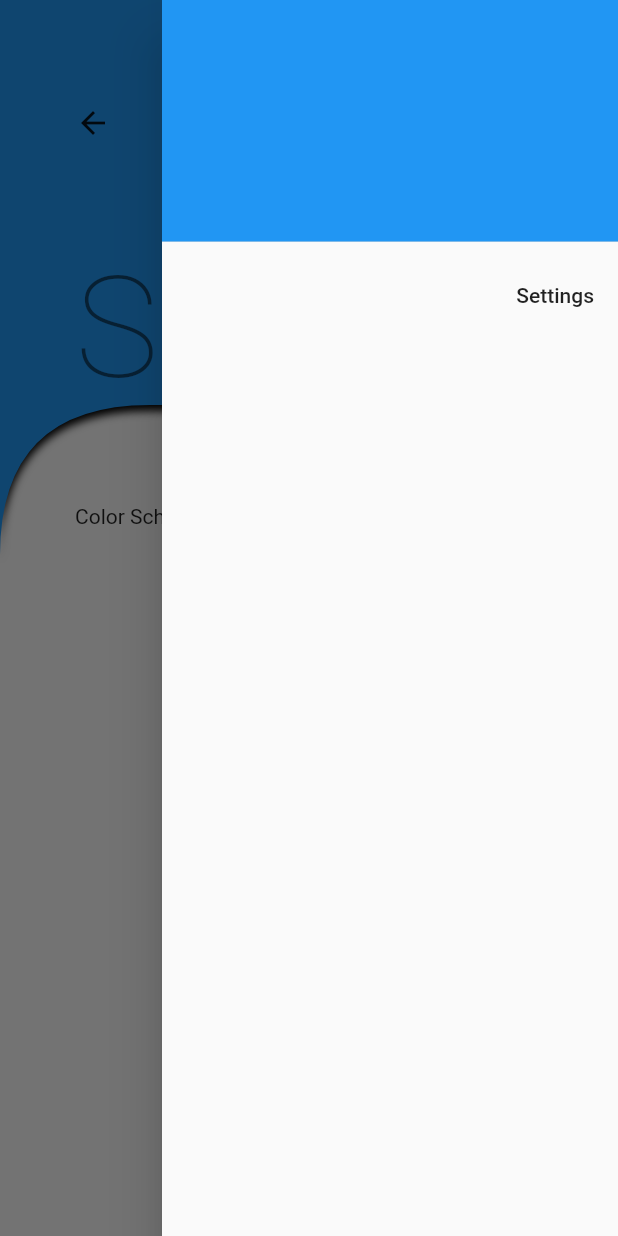
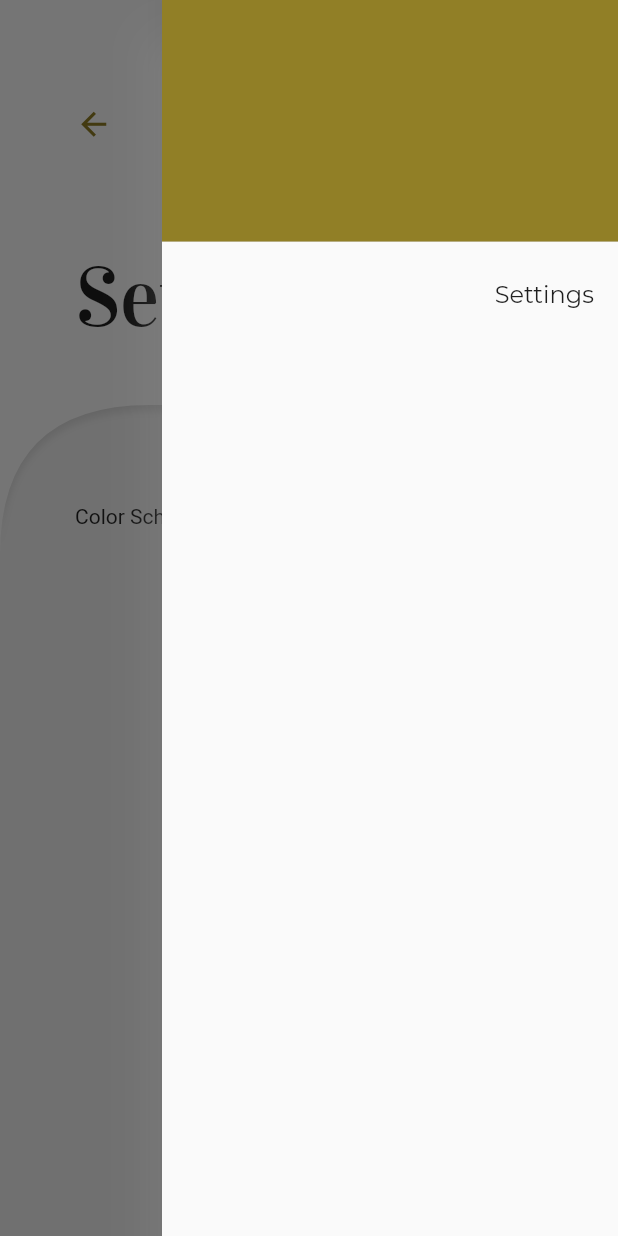
Before and after one commit to JonathanRhein/prayer_app_getx, a Flutter app: the screen it shows after launch, after a tap on the "menu" icon, on a phone screen of 412 x 824 dp. Run offline on Flutter 3.47's test engine with Material 2 defaults, Android fonts, the phone set to English and light mode, and no system bars; our stand-ins replace get, get_storage.

```diff
--- a/lib/main.dart
+++ b/lib/main.dart
@@ -1,14 +1,16 @@
 import 'package:flutter/material.dart';
 import 'package:get/get.dart';
 import 'package:get_storage/get_storage.dart';
-import 'package:prayer_app_getx/controller/settings_ctl.dart';
+import 'package:prayer_app_getx/services/theme_srvc.dart';
+import 'package:prayer_app_getx/utils/i18n/translations.dart';
+import 'package:prayer_app_getx/utils/styles/dark_theme.dart';
 import 'package:prayer_app_getx/utils/styles/light_theme.dart';
-import 'package:prayer_app_getx/utils/i18n/translations.dart';
 import 'package:prayer_app_getx/views/agpeya_hours_vw.dart';
 import 'package:prayer_app_getx/views/home_vw.dart';
 import 'package:prayer_app_getx/views/settings_vw.dart';
 
-void main()  {
+void main() async {
+  await GetStorage.init();
   runApp(PrayerApp());
 }
 
@@ -19,6 +21,9 @@ class PrayerApp extends StatelessWidget {
       translations: PATranslations(),
       locale: Get.deviceLocale,
       fallbackLocale: Locale('en', 'US'),
+      theme: lightTheme(),
+      darkTheme: darkTheme(),
+      themeMode: ThemeService().theme,
       debugShowCheckedModeBanner: false,
       getPages: [
         GetPage(name: '/', page: () => HomeView()),
--- /dev/null
+++ b/lib/services/theme_srvc.dart
@@ -0,0 +1,23 @@
+import 'package:flutter/material.dart';
+import 'package:get/get.dart';
+import 'package:get_storage/get_storage.dart';
+
+class ThemeService {
+  final _box = GetStorage();
+  final _key = 'isDarkMode';
+
+  /// Get isDarkMode info from local storage and return ThemeMode
+  ThemeMode get theme => _loadThemeFromBox() ? ThemeMode.dark : ThemeMode.light;
+
+  /// Load isDArkMode from local storage and if it's empty, returns false (that means default theme is light)
+  bool _loadThemeFromBox() => _box.read(_key) ?? false;
+
+  /// Save isDarkMode to local storage
+  _saveThemeToBox(bool isDarkMode) => _box.write(_key, isDarkMode);
+
+  /// Switch theme and save to local storage
+  void switchTheme() {
+    Get.changeThemeMode(_loadThemeFromBox() ? ThemeMode.light : ThemeMode.dark);
+    _saveThemeToBox(!_loadThemeFromBox());
+  }
+}
```
Also changed, not shown: pubspec.lock.
